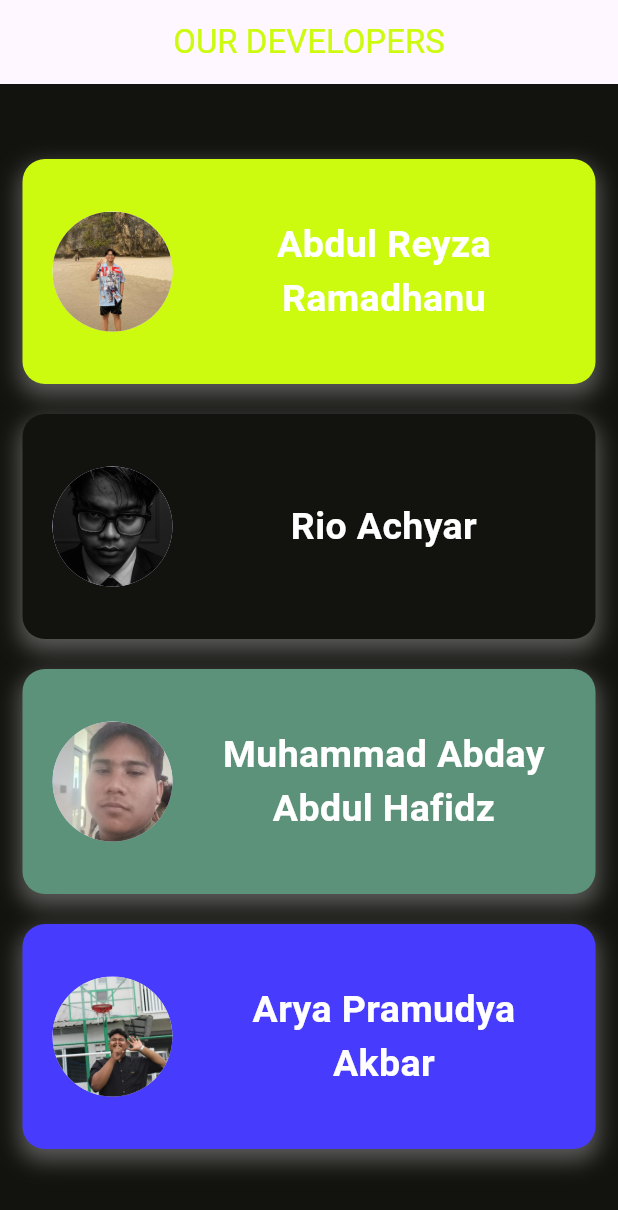
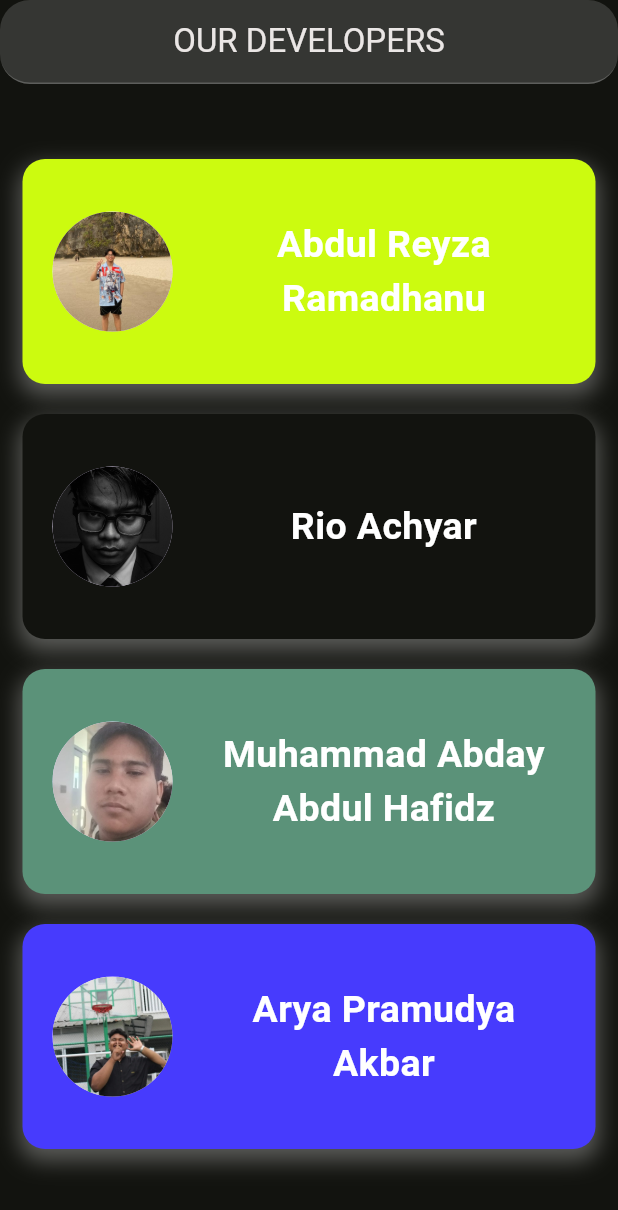
Before and after one commit to AbdulReyza/kelompok_2, a Flutter app: the AboutPage screen opened directly, on a phone screen of 412 x 824 dp. Shown: the top 1210 px of the screen. Run offline on Flutter 3.47's test engine with Material 3 defaults, Android fonts, the phone set to English and light mode, and no system bars; our stand-ins replace lottie; Roboto replaces fonts that are missing (Pixel).

Commit message:
style: add effect liquid glass on AppBar

```diff
--- a/lib/presentation/pages/about.dart
+++ b/lib/presentation/pages/about.dart
@@ -1,4 +1,5 @@
 import 'package:flutter/material.dart';
+import 'dart:ui';
 import 'package:kelompok_2/data/models/developers.dart';
 
 class AboutPage extends StatefulWidget {
@@ -25,7 +26,7 @@ class _AboutPageState extends State<AboutPage> {
   Widget build(BuildContext context) {
     return Scaffold(
       backgroundColor: Color(0xFF12130F),
-      appBar: myAppBar(),
+      appBar: glassAppBar(),
       body: Center(
           child: myDev(),
       ),
@@ -103,17 +104,38 @@ class _AboutPageState extends State<AboutPage> {
 
   @override
   Widget build(BuildContext context) {
-    return myAppBar();
+    return glassAppBar();
   }
 
-  AppBar myAppBar() {
-    return AppBar(
-    title: Text("OUR DEVELOPERS",
-      style: TextStyle(
-        color: Color(0xFFCCFB0F),
+  PreferredSizeWidget glassAppBar() {
+  return PreferredSize(
+    preferredSize: const Size.fromHeight(kToolbarHeight),
+    child: ClipRect(
+      child: BackdropFilter(
+        filter: ImageFilter.blur(sigmaX: 18, sigmaY: 18),
+        child: Container(
+          decoration: BoxDecoration(
+            color: Colors.white.withOpacity(0.15),
+            border: Border(
+              bottom: BorderSide(
+                color: Colors.white.withOpacity(0.2),
+              ),
+            ),
+            borderRadius: BorderRadius.circular(20)
+          ),
+          child: AppBar(
+            backgroundColor: Colors.transparent,
+            elevation: 0,
+            centerTitle: true,
+            title: const Text(
+              "OUR DEVELOPERS",
+              style: TextStyle(
+                color: Color(0xFFEAE6E5),
+              ),
+            ),
+          ),
+        ),
       ),
     ),
-    centerTitle: true,
-    actions: const [],
   );
-  }
+}
```
